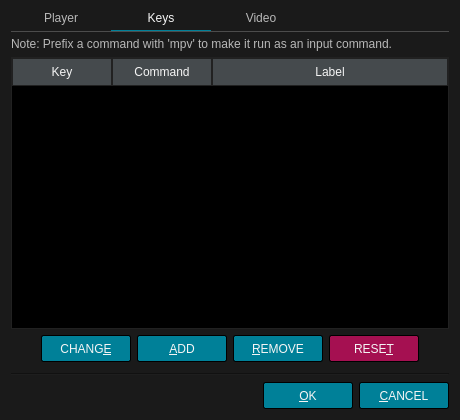
The window that src/ui/preferencesdialog.ui (u8sand/Baka-MPlayer) describes before a commit, drawn with Qt 5.
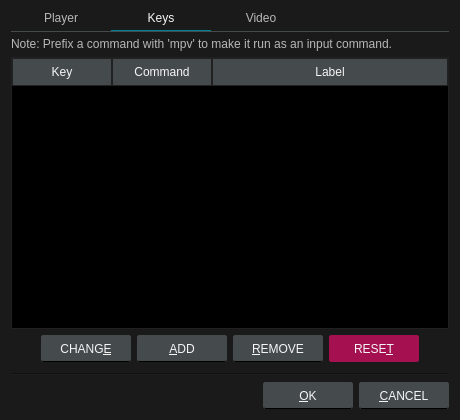
The same window after the commit. The open tabs and pages were chosen to show the change. Icons and pictures are not drawn.

Commit message: QPushButton: modify style

Diff of the .ui file:
```diff
--- a/src/ui/preferencesdialog.ui
+++ b/src/ui/preferencesdialog.ui
@@ -89,7 +89,7 @@
 
 QLineEdit {
 	background: black;
-	border: 1px solid #4C4C4C;
+	border: 1px solid #454A4D;
 	border-radius: 2px;
 	padding: 2px;
 }
@@ -100,13 +100,14 @@
 /* QPushButton */
 
 QPushButton {
-    background: #008098;
+	background: #454A4D;
+	border: 1px solid #454A4D;
+	border-bottom: 1px solid black;
+	border-radius: 2px;
 	color: whitesmoke;
-	border: 1px solid black;
-	border-radius: 2px;
-	padding: 4px 6px;
-    min-width: 76px;
+	min-width: 76px;
 	min-height: 17px;
+	padding: 4px 6px;
 }
 QPushButton:focus {
 	border: 1px solid whitesmoke;
@@ -117,8 +118,8 @@
 }
 QPushButton:disabled {
 	background: black;
-	border: 1px solid #4C4C4C;
-    color: #B8B8B8;
+	border: 1px solid #454A4D;
+	color: #B8B8B8;
 }
 
 /* QGroupBox */
@@ -180,7 +181,7 @@
     <widget class="QTabWidget" name="tabWidget">
      <property name="styleSheet">
       <string notr="true">QTabWidget::pane { /* The tab widget frame */
-    border-top: 1px solid #4C4C4C;
+    border-top: 1px solid #454A4D;
 	padding: 5px 0px;
 }
 
@@ -197,7 +198,7 @@
     border-bottom: 1px solid #008098;
 }
 QTabBar::tab:!selected {
-	color: #b8b8b8;
+	color: #B8B8B8;
     margin-bottom: 1px;
 }</string>
      </property>
@@ -509,10 +510,14 @@
          <item>
           <widget class="QPushButton" name="resetKeyButton">
            <property name="styleSheet">
-            <string notr="true">/* addKeyButton */
+            <string notr="true">/* resetKeyButton */
 
 QPushButton {
 	background: #A51051;
+	border: 1px solid #A51051
+}
+QPushButton:focus {
+	border: 1px solid #008098;
 }
 QPushButton:pressed {
     background: #720B38;
```
Left out of the diff: 6 changed lines with no effect on the pictures. The commit also changes 7 other files.
